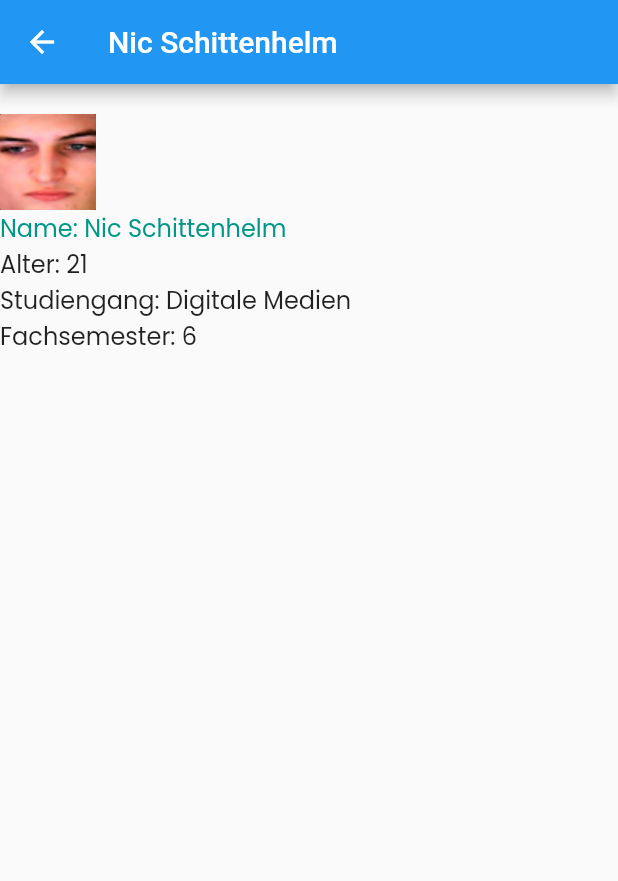
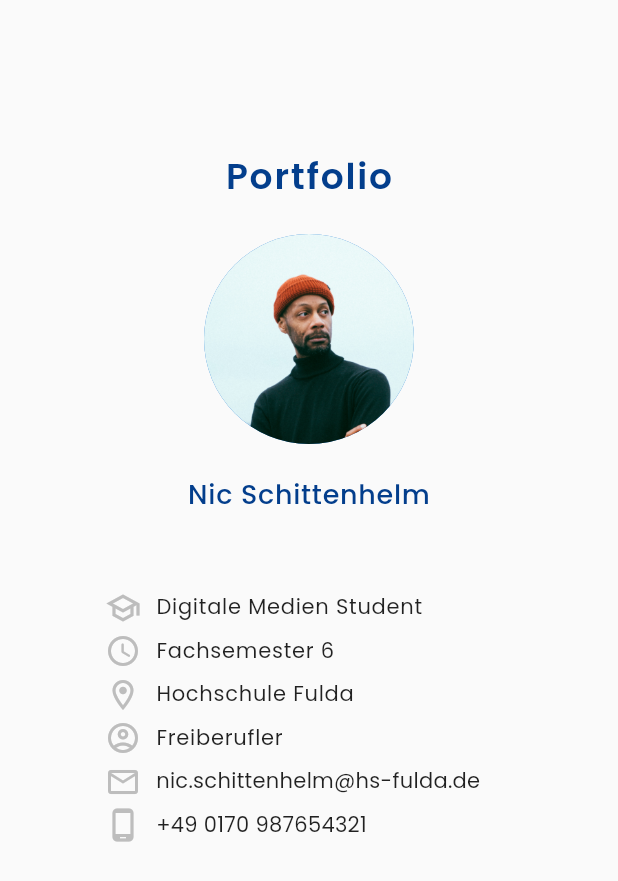
Before and after one commit to drmilde/kurs_2021_app, a Flutter app: the NicSScreen screen opened directly, on a phone screen of 412 x 824 dp. Shown: the top 881 px of the screen. Run offline on Flutter 3.47's test engine with Material 2 defaults, Android fonts, the phone set to English and light mode, and no system bars; our stand-ins replace google_fonts.

Commit message:
Steckbrief Uodate

```diff
--- a/lib/screens/kurs_screen.dart
+++ b/lib/screens/kurs_screen.dart
@@ -2,6 +2,7 @@ import 'package:flutter/material.dart';
 import 'package:kurs_2021_app/screens/asmir_hodzic_screen.dart';
 import 'package:kurs_2021_app/screens/hueseyin_s_screen.dart';
 import 'package:kurs_2021_app/screens/jan_torsten_m_screen.dart';
+import 'package:kurs_2021_app/screens/nic_s_screen.dart';
 import 'package:kurs_2021_app/screens/till_h_screen.dart';
 import 'package:kurs_2021_app/screens/unbekannt_screen.dart';
 
@@ -21,6 +22,7 @@ class KursScreen extends StatelessWidget {
           zeileKursteilnehmer("Hüseyin", context, HueseyinSScreen()),
           zeileKursteilnehmer("Till Henkel", context, TillHScreen()),
           zeileKursteilnehmer("Asmir Hodzic", context, AsmirHScreen()),
+          zeileKursteilnehmer("Nic Schittenhelm", context, NicSScreen()),
         ],
       ),
     );
--- a/lib/screens/nic_s_screen.dart
+++ b/lib/screens/nic_s_screen.dart
@@ -5,37 +5,179 @@ class NicSScreen extends StatelessWidget {
   @override
   Widget build(BuildContext context) {
     return Scaffold(
-      appBar: AppBar(
-        title: Text("Nic Schittenhelm"),
+      body: Column(
+        children: [
+          Padding(
+            padding: const EdgeInsets.only(top: 100.0),
+            child: Text(
+              "Portfolio",
+              style: GoogleFonts.poppins(
+                  textStyle: TextStyle(
+                fontSize: 24,
+                color: Color.fromRGBO(3,62,140,1),
+                fontWeight: FontWeight.w600,
+                letterSpacing: 1.2,
+              )),
             ),
-      body: Column(
-        crossAxisAlignment: CrossAxisAlignment.start,
-        children: [
+          ),
           SizedBox(
             height: 20,
           ),
-          Image.asset("assets/images/pb.jpg", width: 64),
-          Text("Name: Nic Schittenhelm",
+          CircleAvatar(
+            radius: 70,
+            backgroundImage: AssetImage("assets/images/stockimage.jpg"),
+
+          ),
+          SizedBox(
+            height: 20,
+          ),
+          Text(
+            "Nic Schittenhelm",
             style: GoogleFonts.poppins(
                 textStyle: TextStyle(
-                fontSize: 16,
-                color: Colors.teal,
-              ))),
-          Text("Alter: 21",
+              fontSize: 18,
+              color: Color.fromRGBO(3,62,140,1),
+              fontWeight: FontWeight.w500,
+              letterSpacing: .5,
+            )),
+          ),
+          SizedBox(
+            height: 50,
+          ),
+          Padding(
+            padding: const EdgeInsets.only(left:70.0),
+            child: Column(
+
+              mainAxisAlignment: MainAxisAlignment.center,
+              children: [
+                Row(
+                  children: [
+                    Icon(
+                      Icons.school_outlined,
+                      color: Colors.grey[400],
+                    ),
+                    SizedBox(
+                      width: 10,
+                    ),
+                    Text(
+                      "Digitale Medien Student",
                       style: GoogleFonts.poppins(
                           textStyle: TextStyle(
-                fontSize: 16,
-              ))),
-          Text("Studiengang: Digitale Medien",
+                        fontSize: 14,
+                        fontWeight: FontWeight.w400,
+                        letterSpacing: .5,
+                      )),
+                    ),
+                  ],
+                ),
+                SizedBox(height: 5,),
+                Row(
+                  children: [
+                    Icon(
+                      Icons.access_time_rounded,
+                      color: Colors.grey[400],
+                    ),
+                    SizedBox(
+                      width: 10,
+                    ),
+                    Text(
+                      "Fachsemester 6",
                       style: GoogleFonts.poppins(
                           textStyle: TextStyle(
-                fontSize: 16,
-              ))),
-          Text("Fachsemester: 6",
+                        fontSize: 14,
+                        fontWeight: FontWeight.w400,
+                        letterSpacing: .5,
+                      )),
+                    ),
+                  ],
+                ),
+                SizedBox(height: 5,),
+                Row(
+                  children: [
+                    Icon(
+                      Icons.location_on_outlined,
+                      color: Colors.grey[400],
+                    ),
+                    SizedBox(
+                      width: 10,
+                    ),
+                    Text(
+                      "Hochschule Fulda",
                       style: GoogleFonts.poppins(
                           textStyle: TextStyle(
-                fontSize: 16,
-              ))),
+                        fontSize: 14,
+                        fontWeight: FontWeight.w400,
+                        letterSpacing: .5,
+                      )),
+                    ),
+                  ],
+                ),
+                SizedBox(height: 5,),
+                Row(
+                  children: [
+                    Icon(
+                      Icons.account_circle_outlined,
+                      color: Colors.grey[400],
+                    ),
+                    SizedBox(
+                      width: 10,
+                    ),
+                    Text(
+                      "Freiberufler",
+                      style: GoogleFonts.poppins(
+                          textStyle: TextStyle(
+                        fontSize: 14,
+                        fontWeight: FontWeight.w400,
+                        letterSpacing: .5,
+                      )),
+                    ),
+                  ],
+                ),
+                SizedBox(height: 5,),
+                Row(
+                  children: [
+                    Icon(
+                      Icons.local_post_office_outlined,
+                      color: Colors.grey[400],
+                    ),
+                    SizedBox(
+                      width: 10,
+                    ),
+                    Text(
+                      "nic.schittenhelm@hs-fulda.de",
+                      style: GoogleFonts.poppins(
+                          textStyle: TextStyle(
+                        fontSize: 14,
+                        fontWeight: FontWeight.w400,
+                        letterSpacing: .2,
+                      )),
+                    ),
+                  ],
+                ),
+                SizedBox(height: 5,),
+                Row(
+                  children: [
+                    Icon(
+                      Icons.phone_android_outlined,
+                      color: Colors.grey[400],
+                    ),
+                    SizedBox(
+                      width: 10,
+                    ),
+                    Text(
+                      "+49 0170 987654321",
+                      style: GoogleFonts.poppins(
+                          textStyle: TextStyle(
+                        fontSize: 14,
+                        fontWeight: FontWeight.w400,
+                        letterSpacing: .2,
+                      )),
+                    ),
+                  ],
+                ),
+              ],
+            ),
+          ),
         ],
       ),
     );
```
Also changed, not shown: assets/images/pb.jpg (deleted), assets/images/stockimage.jpg (added). Lines whose indentation alone changed are shown as unchanged.
